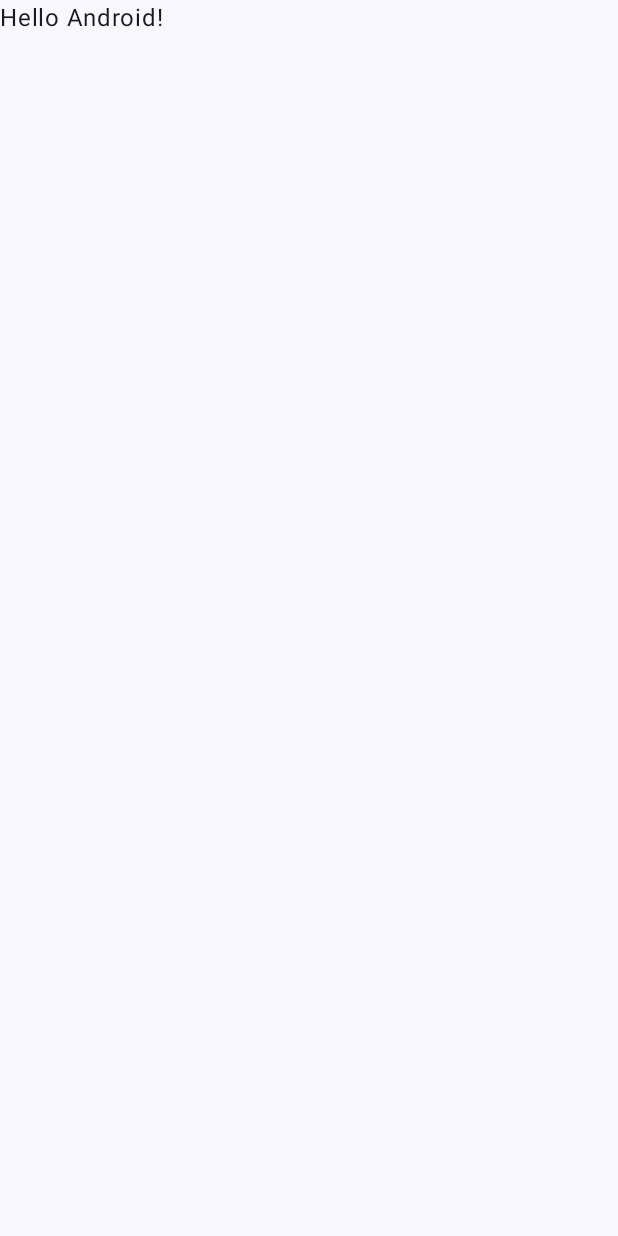
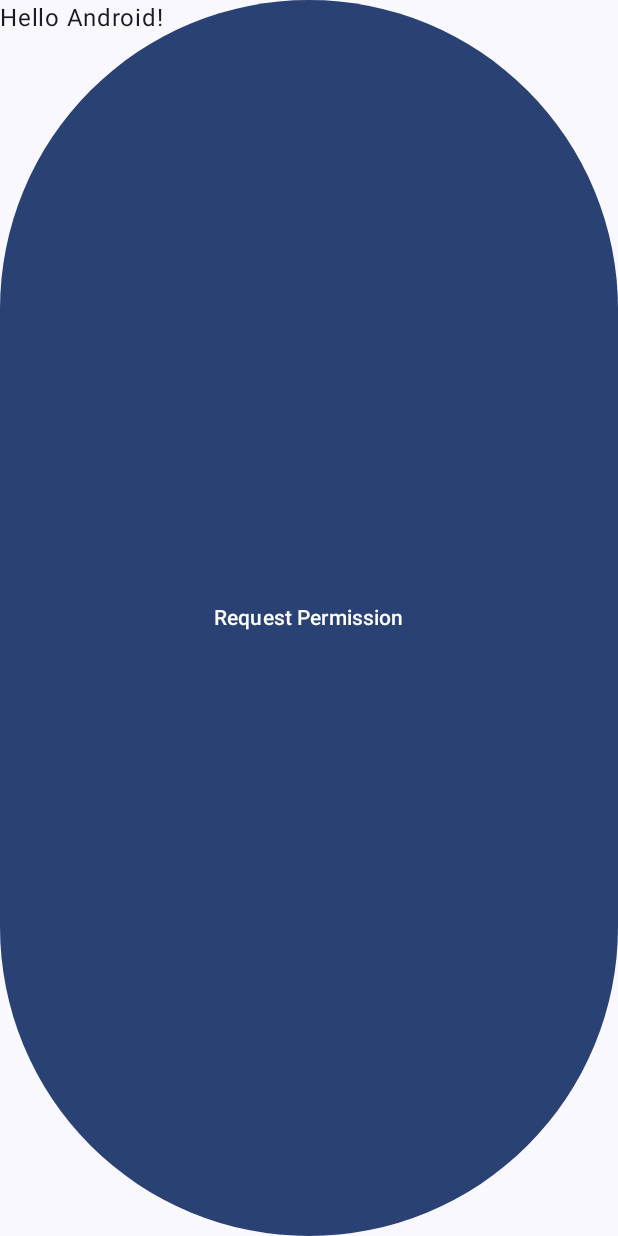
Before and after one commit to denny611/LineNotifyWizard, an Android app built with Jetpack Compose: the screen it shows after launch (MainActivity), on a phone screen of 412 x 824 dp. Before the commit the screen is almost empty. Run offline under Robolectric (Android 15) with nearby library versions, the phone set to English and light mode, and no system bars.

Commit message:
request_notify permission

```diff
--- a/app/src/main/java/com/daniel/linenotifywizard/MainActivity.kt
+++ b/app/src/main/java/com/daniel/linenotifywizard/MainActivity.kt
@@ -1,20 +1,31 @@
 package com.daniel.linenotifywizard
 
+import android.app.Activity
+import android.content.Intent
 import android.os.Bundle
+import android.provider.Settings
 import androidx.activity.ComponentActivity
+import androidx.activity.compose.rememberLauncherForActivityResult
 import androidx.activity.compose.setContent
+import androidx.activity.result.contract.ActivityResultContracts
 import androidx.compose.foundation.layout.fillMaxSize
+import androidx.compose.material3.Button
 import androidx.compose.material3.MaterialTheme
 import androidx.compose.material3.Surface
 import androidx.compose.material3.Text
 import androidx.compose.runtime.Composable
 import androidx.compose.ui.Modifier
 import androidx.compose.ui.tooling.preview.Preview
+import androidx.core.app.ActivityCompat
+import androidx.core.app.ActivityCompat.startActivityForResult
 import com.daniel.linenotifywizard.ui.theme.LineNotifyWizardTheme
 
+
 class MainActivity : ComponentActivity() {
+    lateinit var mActivity:Activity
     override fun onCreate(savedInstanceState: Bundle?) {
         super.onCreate(savedInstanceState)
+        mActivity = this
         setContent {
             LineNotifyWizardTheme {
                 // A surface container using the 'background' color from the theme
@@ -26,6 +37,7 @@ class MainActivity : ComponentActivity() {
                 }
             }
         }
+
     }
 }
 
@@ -35,6 +47,24 @@ fun Greeting(name: String, modifier: Modifier = Modifier) {
         text = "Hello $name!",
         modifier = modifier
     )
+    FilledButton()
+}
+
+@Composable
+fun FilledButton() {
+    // Create a launcher for starting the activity
+    val launcher = rememberLauncherForActivityResult(
+        contract = ActivityResultContracts.StartActivityForResult()
+    ) { /* Handle the result if needed */ }
+    Button(
+        onClick = {
+            val intent = Intent(android.provider.Settings.ACTION_NOTIFICATION_LISTENER_SETTINGS)
+            // Start the activity using the launcher
+            launcher.launch(intent)
+        }
+    ){
+        Text("Request Permission")
+    }
 }
 
 @Preview(showBackground = true)
```
